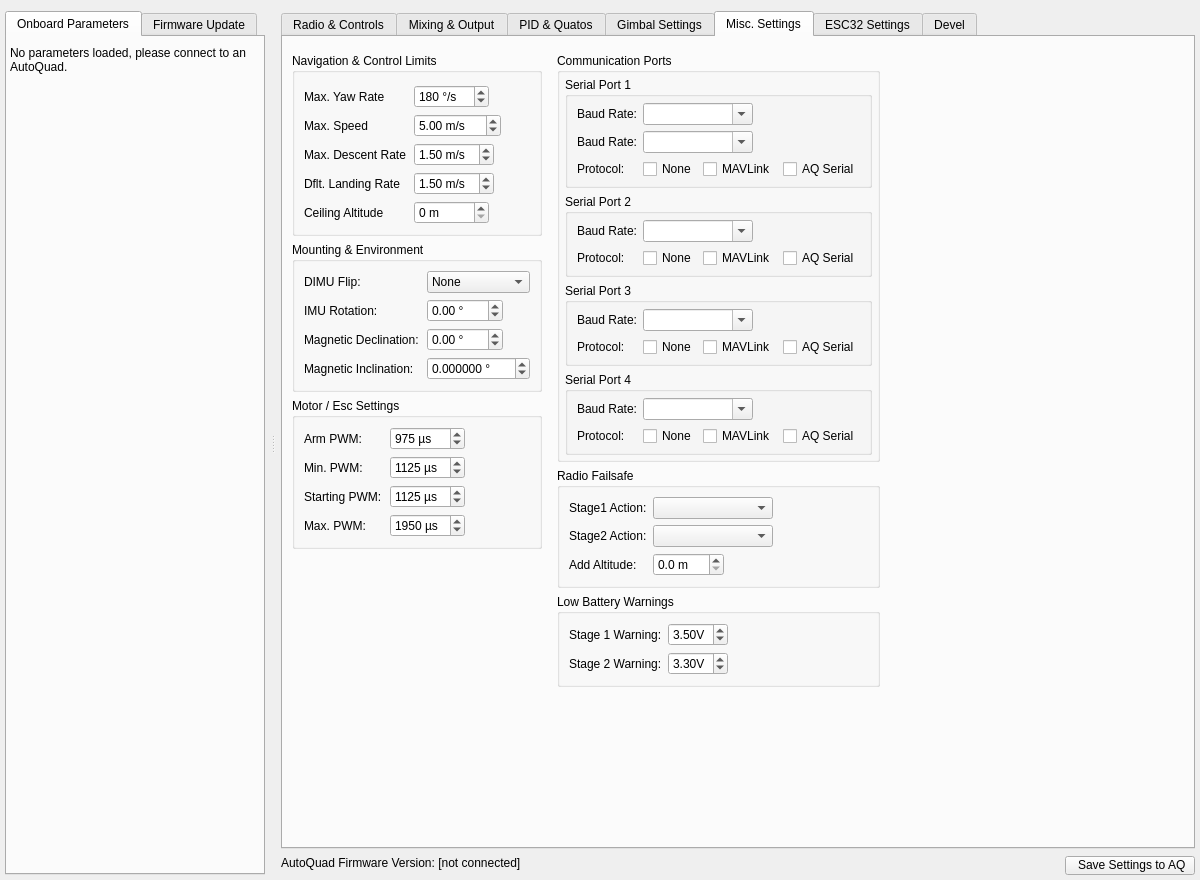
First picture: the form in src/ui/qgcautoquad.ui, repository mpaperno/qgroundcontrol_aq, before the edit.
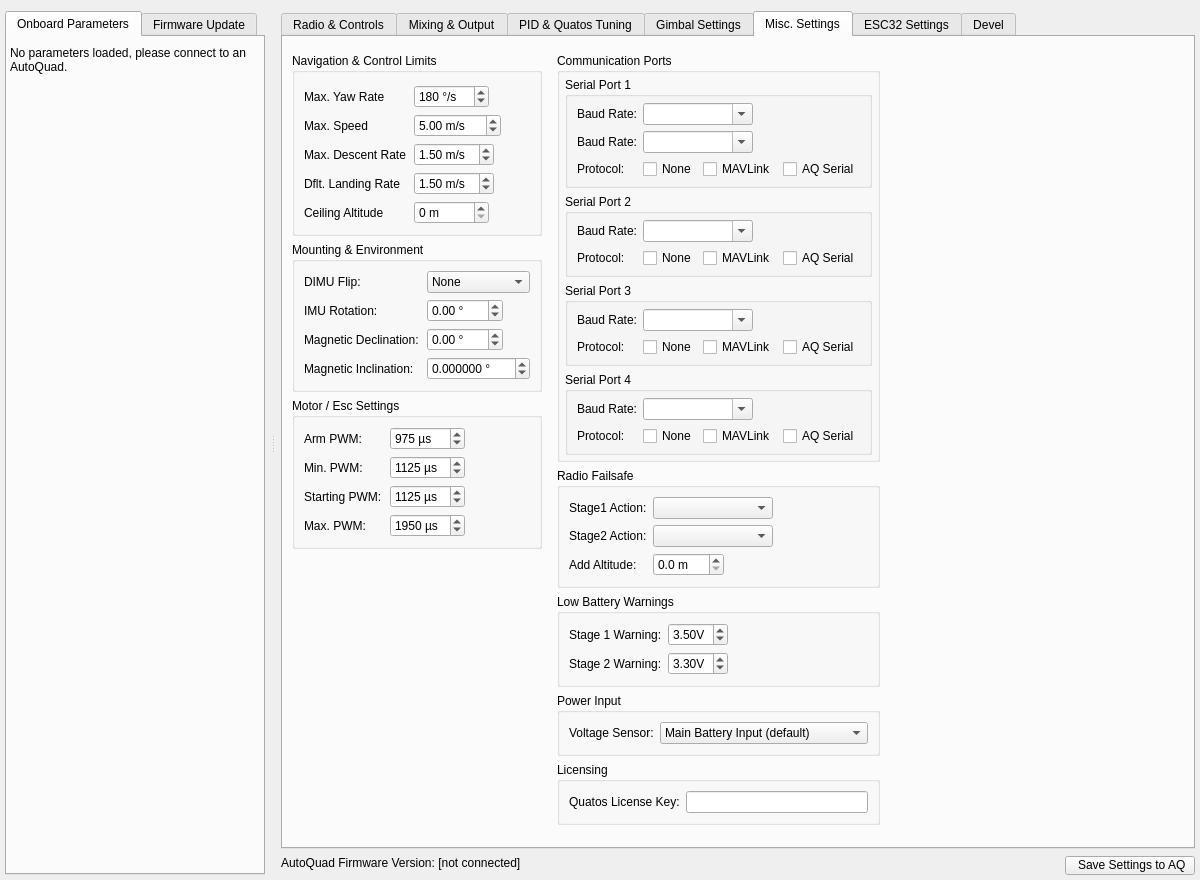
Second picture: the form after the edit. The open tabs and pages were chosen to show the change. Icons and pictures are not drawn.

Commit message: Add voltage input option and Quatos license key field on Misc settings page; Abstract process error reporting.

```diff
--- a/src/ui/qgcautoquad.ui
+++ b/src/ui/qgcautoquad.ui
@@ -3908,7 +3908,7 @@
            </sizepolicy>
           </property>
           <attribute name="title">
-           <string>PID &amp;&amp; Quatos</string>
+           <string>PID &amp;&amp; Quatos Tuning</string>
           </attribute>
           <layout class="QGridLayout" name="gridLayout_8">
            <property name="topMargin">
@@ -7756,6 +7756,64 @@
                 </layout>
                </widget>
               </item>
+              <item>
+               <widget class="QGroupBox" name="groupBox_powerInput">
+                <property name="title">
+                 <string>Power Input</string>
+                </property>
+                <layout class="QFormLayout" name="formLayout_46">
+                 <item row="0" column="0">
+                  <widget class="QLabel" name="label_SPVR_VIN_SOURCE">
+                   <property name="text">
+                    <string>Voltage Sensor:</string>
+                   </property>
+                  </widget>
+                 </item>
+                 <item row="0" column="1">
+                  <widget class="QComboBox" name="SPVR_VIN_SOURCE">
+                   <property name="sizePolicy">
+                    <sizepolicy hsizetype="Preferred" vsizetype="Fixed">
+                     <horstretch>0</horstretch>
+                     <verstretch>0</verstretch>
+                    </sizepolicy>
+                   </property>
+                   <property name="toolTip">
+                    <string>&lt;html&gt;&lt;head/&gt;&lt;body&gt;&lt;p&gt;Digital IMU flip direction (AQ6 with DIMU add-on, or AQ M4). Note that Flip setting is applied before the IMU Rotation setting.&lt;/p&gt;&lt;p&gt;None: Board is right side up (On AQ6 that is DIMU expander facing up. On M4 that is the side with the USB connector and large computer chip).&lt;/p&gt;&lt;p&gt;X Axis: Flip along &lt;span style=&quot; font-weight:600;&quot;&gt;roll&lt;/span&gt; axis. For example, on M4 this means arm #4 is pointing to the right instead of left and GPS chip is facing up.&lt;/p&gt;&lt;p&gt;Y Axis: Flip along &lt;span style=&quot; font-weight:600;&quot;&gt;pitch&lt;/span&gt; axis. For example, on M4 this means the #3 arm is pointing forward instead of to the back, and the GPS chip is facing up.&lt;/p&gt;&lt;/body&gt;&lt;/html&gt;</string>
+                   </property>
+                   <item>
+                    <property name="text">
+                     <string>Main Battery Input (default)</string>
+                    </property>
+                   </item>
+                   <item>
+                    <property name="text">
+                     <string>External Voltage Sensor</string>
+                    </property>
+                   </item>
+                  </widget>
+                 </item>
+                </layout>
+               </widget>
+              </item>
+              <item>
+               <widget class="QGroupBox" name="groupBox_license">
+                <property name="title">
+                 <string>Licensing</string>
+                </property>
+                <layout class="QFormLayout" name="formLayout_47">
+                 <item row="0" column="0">
+                  <widget class="QLabel" name="label_LIC_KEY1">
+                   <property name="text">
+                    <string>Quatos License Key:</string>
+                   </property>
+                  </widget>
+                 </item>
+                 <item row="0" column="1">
+                  <widget class="QLineEdit" name="LIC_KEY1"/>
+                 </item>
+                </layout>
+               </widget>
+              </item>
               <item>
                <spacer name="verticalSpacer_13">
                 <property name="orientation">
```
Left out of the diff: 4 changed lines with no effect on the pictures. The commit also changes 2 other files.
